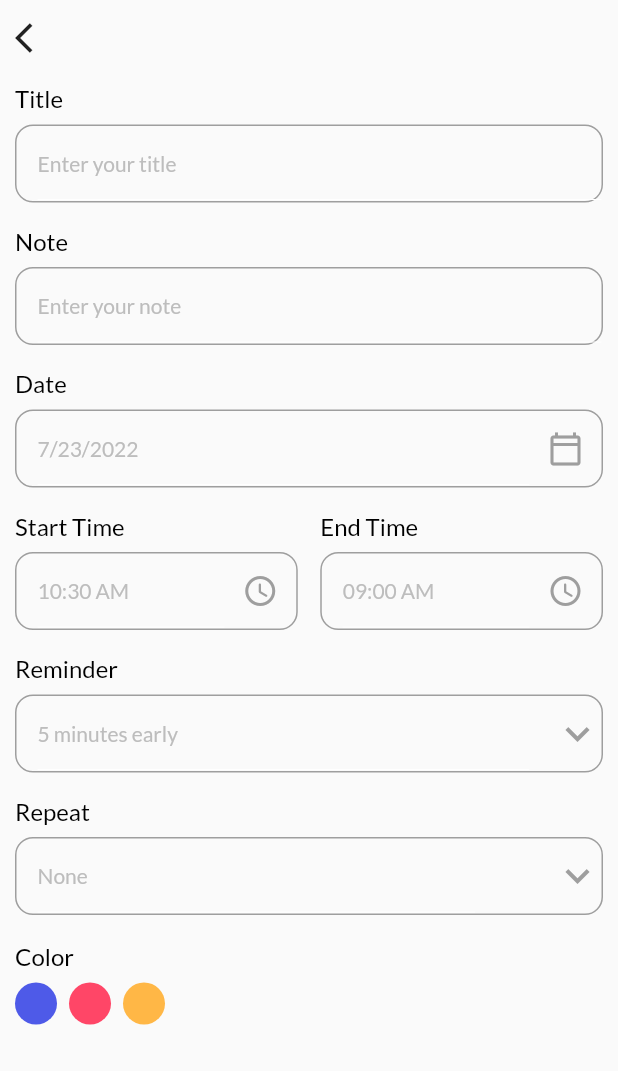
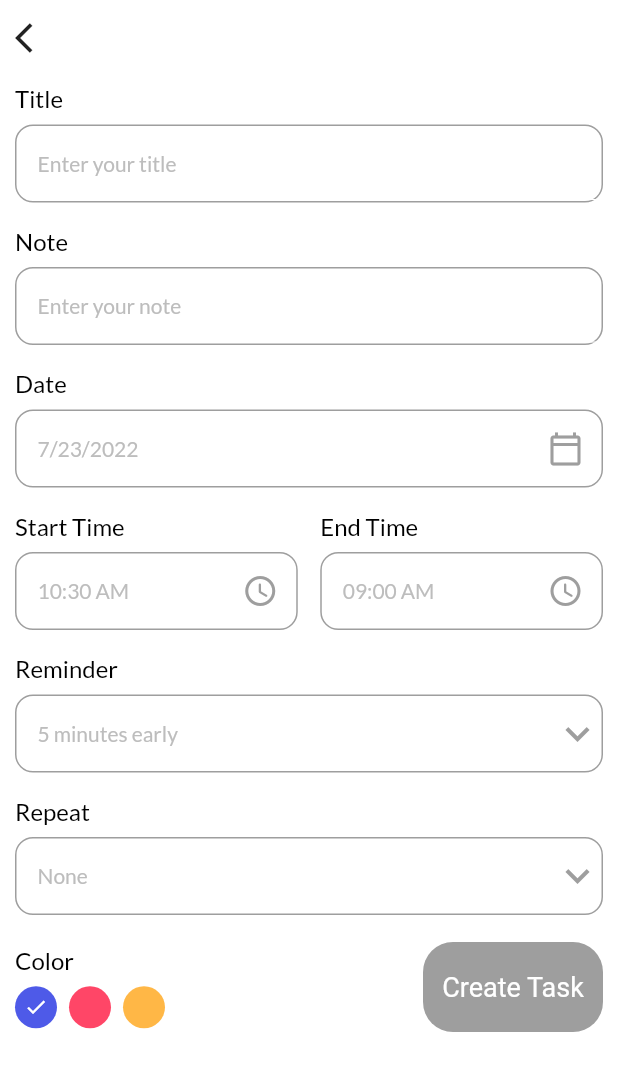
Before and after one commit to Booysen31SA/sharedspace, a Flutter app: the AddTask screen opened directly with empty values, on a phone screen of 412 x 824 dp. Shown: the top 1071 px of the screen. Run offline on Flutter 3.47's test engine with Material 2 defaults, Android fonts, the phone set to English and light mode, and no system bars; our stand-ins replace animated_splash_screen, date_picker_timeline, flutter_local_notifications, flutter_spinkit, get, get_storage and 2 more; accounts and stored records are empty.

Commit message:
added create btn, validate text

```diff
--- a/lib/pages/Forms/AddTask.dart
+++ b/lib/pages/Forms/AddTask.dart
@@ -1,11 +1,11 @@
 // ignore_for_file: prefer_const_constructors, prefer_const_literals_to_create_immutables, sized_box_for_whitespace, unused_field, prefer_final_fields
 
 import 'package:flutter/material.dart';
-import 'package:flutter/src/foundation/key.dart';
-import 'package:flutter/src/widgets/framework.dart';
+import 'package:get/get.dart';
 import 'package:intl/intl.dart';
 import 'package:sharedspace/configs/theme.dart';
 import 'package:sharedspace/services/themeService.dart';
+import 'package:sharedspace/widgets/button.dart';
 import 'package:sharedspace/widgets/input_field.dart';
 
 class AddTask extends StatefulWidget {
@@ -19,6 +19,8 @@ class AddTask extends StatefulWidget {
 }
 
 class _AddTaskState extends State<AddTask> {
+  final TextEditingController _titleController = TextEditingController();
+  final TextEditingController _noteController = TextEditingController();
   DateTime _selectedDate = DateTime.now();
   String _endTime = '09:00 AM';
   String _startTime = DateFormat("hh:mm a").format(DateTime.now()).toString();
@@ -27,9 +29,12 @@ class _AddTaskState extends State<AddTask> {
   String _selectedRepeat = 'None';
   List<String> repeatList = ['None', 'Daily', 'Weekly', 'Monthly'];
 
+  int _selectedColor = 0;
+
   @override
   Widget build(BuildContext context) {
     return Scaffold(
+      backgroundColor: context.theme.backgroundColor,
       body: SafeArea(
         child: Padding(
           padding: EdgeInsets.only(left: 10, right: 10, top: 10),
@@ -44,8 +49,16 @@ class _AddTaskState extends State<AddTask> {
                     child: Column(
                       crossAxisAlignment: CrossAxisAlignment.start,
                       children: [
-                        MyInputField(title: 'Title', hint: 'Enter your title'),
-                        MyInputField(title: 'Note', hint: 'Enter your note'),
+                        MyInputField(
+                          title: 'Title',
+                          hint: 'Enter your title',
+                          controller: _titleController,
+                        ),
+                        MyInputField(
+                          title: 'Note',
+                          hint: 'Enter your note',
+                          controller: _noteController,
+                        ),
                         MyInputField(
                           title: 'Date',
                           hint: DateFormat.yMd().format(_selectedDate),
@@ -156,34 +169,14 @@ class _AddTaskState extends State<AddTask> {
                           height: 18,
                         ),
                         Row(
+                          mainAxisAlignment: MainAxisAlignment.spaceBetween,
+                          crossAxisAlignment: CrossAxisAlignment.center,
                           children: [
-                            Column(
-                              crossAxisAlignment: CrossAxisAlignment.start,
-                              children: [
-                                Text(
-                                  'Color',
-                                  style: titleStyle,
-                                ),
-                                SizedBox(
-                                  height: 8.0,
-                                ),
-                                Wrap(
-                                  children:
-                                      List<Widget>.generate(3, (int index) {
-                                    return Padding(
-                                      padding:
-                                          const EdgeInsets.only(right: 8.0),
-                                      child: CircleAvatar(
-                                          radius: 14,
-                                          backgroundColor: index == 0
-                                              ? primaryClr
-                                              : index == 1
-                                                  ? pinkClr
-                                                  : yellowClr),
-                                    );
-                                  }),
-                                )
-                              ],
+                            _colorPicker(),
+                            MyButton(
+                              label: 'Create Task',
+                              onTap: () => _validateData(),
+                              spaceColor: widget.cardColor,
                             )
                           ],
                         )
@@ -277,4 +270,65 @@ class _AddTaskState extends State<AddTask> {
       ),
     );
   }
+
+  _colorPicker() {
+    return Column(
+      crossAxisAlignment: CrossAxisAlignment.start,
+      children: [
+        Text(
+          'Color',
+          style: titleStyle,
+        ),
+        SizedBox(
+          height: 8.0,
+        ),
+        Wrap(
+          children: List<Widget>.generate(3, (int index) {
+            return GestureDetector(
+              onTap: () {
+                setState(() {
+                  _selectedColor = index;
+                });
+              },
+              child: Padding(
+                padding: const EdgeInsets.only(right: 8.0),
+                child: CircleAvatar(
+                  radius: 14,
+                  backgroundColor: index == 0
+                      ? primaryClr
+                      : index == 1
+                          ? pinkClr
+                          : yellowClr,
+                  child: _selectedColor == index
+                      ? Icon(
+                          Icons.done,
+                          color: Colors.white,
+                          size: 16,
+                        )
+                      : Container(),
+                ),
+              ),
+            );
+          }),
+        )
+      ],
+    );
+  }
+
+  _validateData() {
+    if (_titleController.text.isNotEmpty && _noteController.text.isEmpty) {
+      //add to db
+    } else if (_titleController.text.isEmpty || _noteController.text.isEmpty) {
+      Get.snackbar(
+        "Required",
+        'All fields are reqired!',
+        snackPosition: SnackPosition.BOTTOM,
+        backgroundColor: Colors.white,
+        colorText: pinkClr,
+        icon: Icon(
+          Icons.warning_amber_rounded,
+        ),
+      );
+    }
+  }
 }
--- a/lib/pages/home.dart
+++ b/lib/pages/home.dart
@@ -1,6 +1,7 @@
 // ignore_for_file: prefer_const_constructors, prefer_const_literals_to_create_immutables, sort_child_properties_last
 
 import 'package:flutter/material.dart';
+import 'package:get/get.dart';
 import 'package:sharedspace/configs/theme.dart';
 import 'package:sharedspace/pages/settings.dart';
 import 'package:sharedspace/widgets/cardList.dart';
@@ -12,6 +13,7 @@ class Home extends StatelessWidget {
   @override
   Widget build(BuildContext context) {
     return Scaffold(
+      backgroundColor: context.theme.backgroundColor,
       body: SafeArea(
         child: Padding(
           padding: EdgeInsets.only(left: 10, right: 10, top: 10),
--- a/lib/pages/settings.dart
+++ b/lib/pages/settings.dart
@@ -19,6 +19,7 @@ class _SettingsState extends State<Settings> {
   @override
   Widget build(BuildContext context) {
     return Scaffold(
+      backgroundColor: context.theme.backgroundColor,
       body: SafeArea(
         child: Padding(
           padding: EdgeInsets.only(left: 10, right: 10, top: 10),
--- a/lib/pages/space.dart
+++ b/lib/pages/space.dart
@@ -27,6 +27,7 @@ class _SpaceState extends State<Space> {
   @override
   Widget build(BuildContext context) {
     return Scaffold(
+      backgroundColor: context.theme.backgroundColor,
       body: SafeArea(
         child: Padding(
           padding: EdgeInsets.only(left: 10, right: 10, top: 10),
--- a/pubspec.yaml
+++ b/pubspec.yaml
@@ -43,6 +43,7 @@ dependencies:
   animated_splash_screen:
   flutter_spinkit: ^5.1.0
   date_picker_timeline:
+  sqflite:
 dev_dependencies:
   flutter_test:
     sdk: flutter
```
Also changed, not shown: pubspec.lock, 1 other file.
